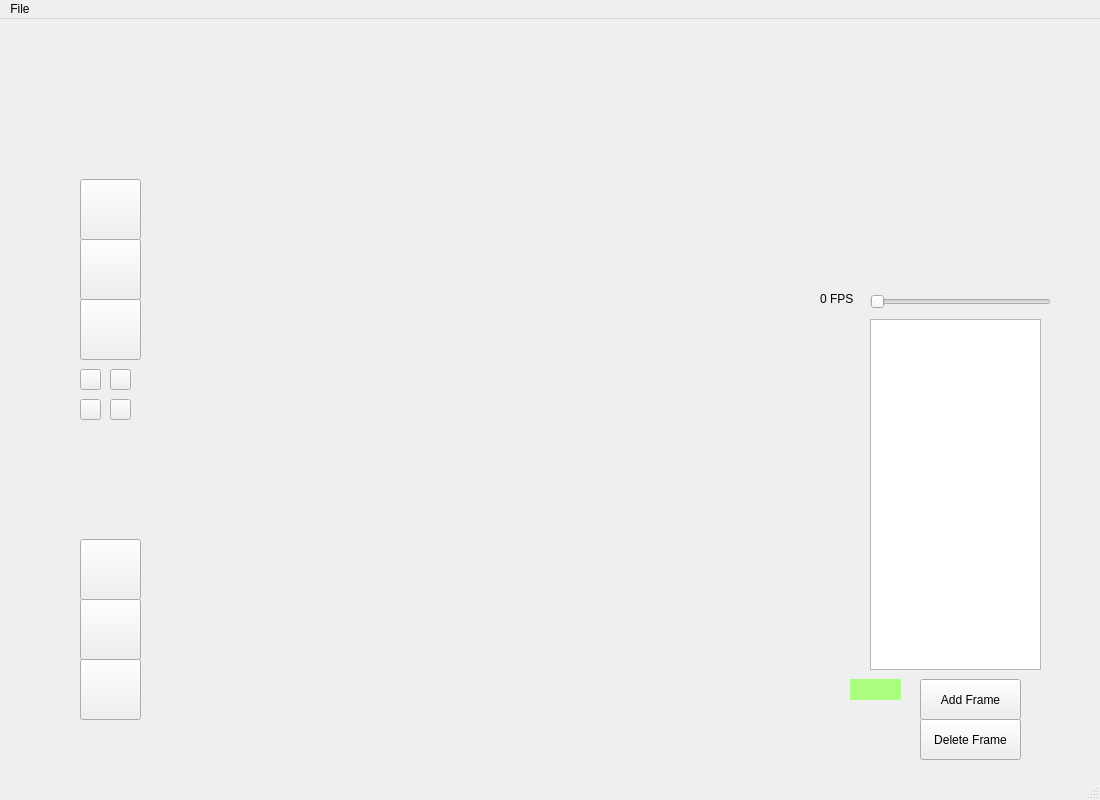
bestcreator01/sprite-editor, file SpriteEditor/spriteview.ui: the form before one commit.
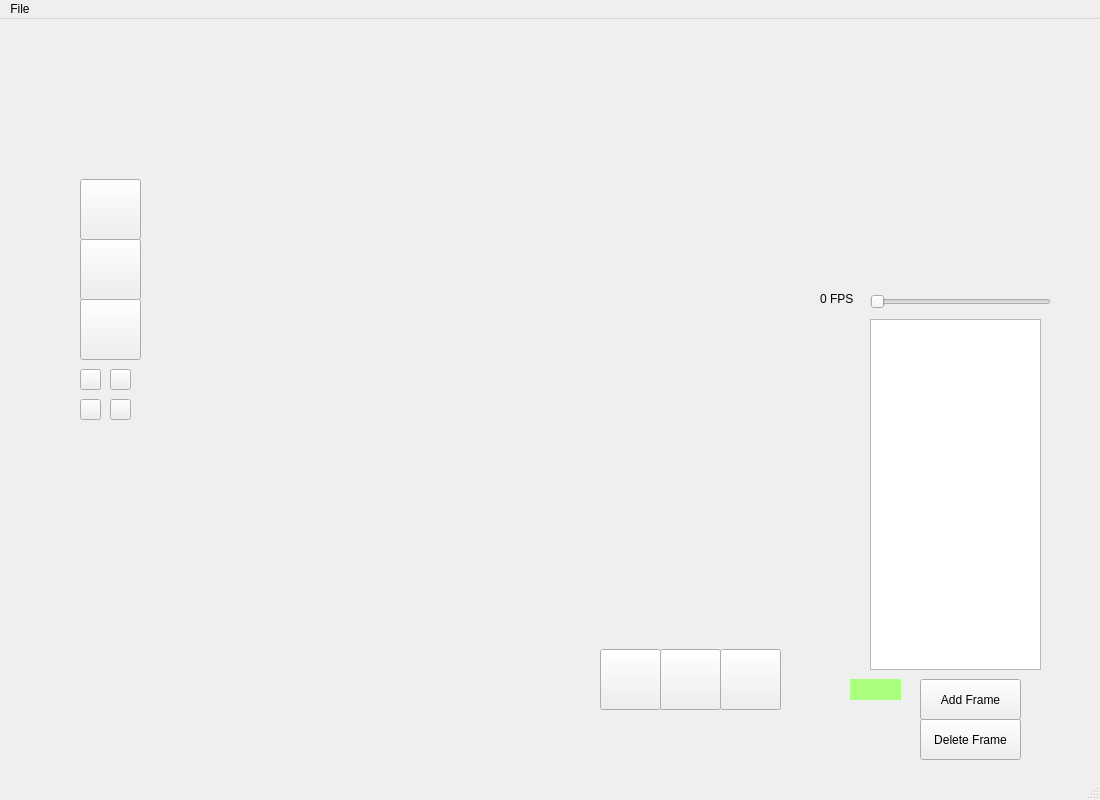
The form after the commit.

Commit message: Fixed the bug that was causing the canvas to not be a square.

```diff
--- a/SpriteEditor/spriteview.ui
+++ b/SpriteEditor/spriteview.ui
@@ -226,8 +226,8 @@
    <widget class="QPushButton" name="newFile">
     <property name="geometry">
      <rect>
-      <x>80</x>
-      <y>520</y>
+      <x>600</x>
+      <y>630</y>
       <width>61</width>
       <height>61</height>
      </rect>
@@ -245,8 +245,8 @@
    <widget class="QPushButton" name="saveFile">
     <property name="geometry">
      <rect>
-      <x>80</x>
-      <y>580</y>
+      <x>660</x>
+      <y>630</y>
       <width>61</width>
       <height>61</height>
      </rect>
@@ -264,8 +264,8 @@
    <widget class="QPushButton" name="loadFile">
     <property name="geometry">
      <rect>
-      <x>80</x>
-      <y>640</y>
+      <x>720</x>
+      <y>630</y>
       <width>61</width>
       <height>61</height>
      </rect>
```
Left out of the diff: 2 changed lines with no effect on the pictures. The commit also changes 1 other file.
